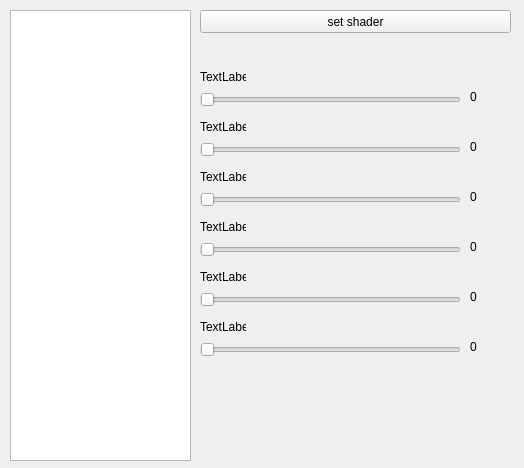
The window that Qtimp/qtform.ui (rubenmp8/max_nif_plugin-vs-2010) describes before a commit, drawn with Qt 5.
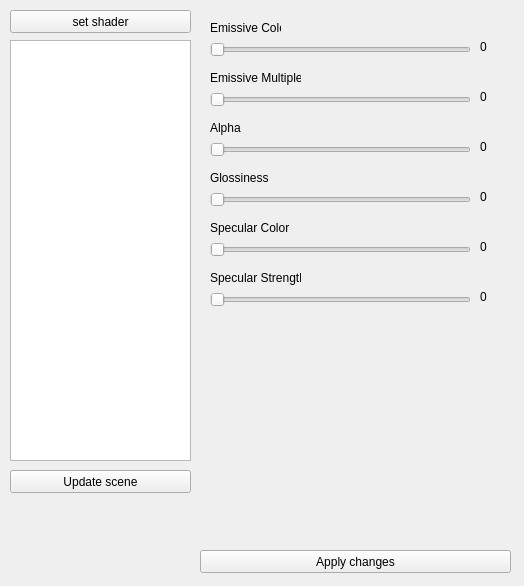
The same window after the commit.

```diff
--- a/Qtimp/qtform.ui
+++ b/Qtimp/qtform.ui
@@ -7,28 +7,28 @@
     <x>0</x>
     <y>0</y>
     <width>524</width>
-    <height>468</height>
+    <height>586</height>
    </rect>
   </property>
   <property name="windowTitle">
    <string>Form</string>
   </property>
-  <widget class="QListView" name="listView">
+  <widget class="QListWidget" name="listWidget">
    <property name="geometry">
     <rect>
      <x>10</x>
-     <y>10</y>
+     <y>40</y>
      <width>181</width>
-     <height>451</height>
+     <height>421</height>
     </rect>
    </property>
   </widget>
   <widget class="QPushButton" name="pushButton">
    <property name="geometry">
     <rect>
-     <x>200</x>
+     <x>10</x>
      <y>10</y>
-     <width>311</width>
+     <width>181</width>
      <height>23</height>
     </rect>
    </property>
@@ -39,8 +39,8 @@
   <widget class="QSlider" name="horizontalSlider">
    <property name="geometry">
     <rect>
-     <x>200</x>
-     <y>90</y>
+     <x>210</x>
+     <y>40</y>
      <width>261</width>
      <height>19</height>
     </rect>
@@ -52,8 +52,8 @@
   <widget class="QSlider" name="horizontalSlider_2">
    <property name="geometry">
     <rect>
-     <x>200</x>
-     <y>140</y>
+     <x>210</x>
+     <y>90</y>
      <width>261</width>
      <height>19</height>
     </rect>
@@ -65,8 +65,8 @@
   <widget class="QSlider" name="horizontalSlider_3">
    <property name="geometry">
     <rect>
-     <x>200</x>
-     <y>190</y>
+     <x>210</x>
+     <y>140</y>
      <width>261</width>
      <height>19</height>
     </rect>
@@ -78,8 +78,8 @@
   <widget class="QSlider" name="horizontalSlider_4">
    <property name="geometry">
     <rect>
-     <x>200</x>
-     <y>240</y>
+     <x>210</x>
+     <y>190</y>
      <width>261</width>
      <height>19</height>
     </rect>
@@ -91,8 +91,8 @@
   <widget class="QSlider" name="horizontalSlider_5">
    <property name="geometry">
     <rect>
-     <x>200</x>
-     <y>290</y>
+     <x>210</x>
+     <y>240</y>
      <width>261</width>
      <height>19</height>
     </rect>
@@ -104,8 +104,8 @@
   <widget class="QSlider" name="horizontalSlider_6">
    <property name="geometry">
     <rect>
-     <x>200</x>
-     <y>340</y>
+     <x>210</x>
+     <y>290</y>
      <width>261</width>
      <height>19</height>
     </rect>
@@ -117,8 +117,8 @@
   <widget class="QLabel" name="label">
    <property name="geometry">
     <rect>
-     <x>470</x>
-     <y>90</y>
+     <x>480</x>
+     <y>40</y>
      <width>46</width>
      <height>13</height>
     </rect>
@@ -130,8 +130,8 @@
   <widget class="QLabel" name="label_2">
    <property name="geometry">
     <rect>
-     <x>470</x>
-     <y>140</y>
+     <x>480</x>
+     <y>90</y>
      <width>46</width>
      <height>13</height>
     </rect>
@@ -143,8 +143,8 @@
   <widget class="QLabel" name="label_3">
    <property name="geometry">
     <rect>
-     <x>470</x>
-     <y>190</y>
+     <x>480</x>
+     <y>140</y>
      <width>46</width>
      <height>13</height>
     </rect>
@@ -156,8 +156,8 @@
   <widget class="QLabel" name="label_4">
    <property name="geometry">
     <rect>
-     <x>470</x>
-     <y>240</y>
+     <x>480</x>
+     <y>190</y>
      <width>46</width>
      <height>13</height>
     </rect>
@@ -169,8 +169,8 @@
   <widget class="QLabel" name="label_5">
    <property name="geometry">
     <rect>
-     <x>470</x>
-     <y>290</y>
+     <x>480</x>
+     <y>240</y>
      <width>46</width>
      <height>13</height>
     </rect>
@@ -182,8 +182,8 @@
   <widget class="QLabel" name="label_6">
    <property name="geometry">
     <rect>
-     <x>470</x>
-     <y>340</y>
+     <x>480</x>
+     <y>290</y>
      <width>46</width>
      <height>13</height>
     </rect>
@@ -195,79 +195,105 @@
   <widget class="QLabel" name="label_7">
    <property name="geometry">
     <rect>
-     <x>200</x>
-     <y>320</y>
-     <width>46</width>
-     <height>13</height>
-    </rect>
-   </property>
-   <property name="text">
-    <string>TextLabel</string>
-   </property>
-  </widget>
-  <widget class="QLabel" name="label_8">
-   <property name="geometry">
-    <rect>
-     <x>200</x>
+     <x>210</x>
      <y>270</y>
-     <width>46</width>
-     <height>13</height>
+     <width>91</width>
+     <height>16</height>
     </rect>
    </property>
    <property name="text">
-    <string>TextLabel</string>
+    <string>Specular Strength</string>
    </property>
   </widget>
   <widget class="QLabel" name="label_9">
    <property name="geometry">
     <rect>
-     <x>200</x>
+     <x>210</x>
      <y>220</y>
-     <width>46</width>
-     <height>13</height>
+     <width>131</width>
+     <height>16</height>
     </rect>
    </property>
    <property name="text">
-    <string>TextLabel</string>
+    <string>Specular Color</string>
    </property>
   </widget>
   <widget class="QLabel" name="label_10">
    <property name="geometry">
     <rect>
-     <x>200</x>
+     <x>210</x>
      <y>170</y>
-     <width>46</width>
-     <height>13</height>
+     <width>101</width>
+     <height>16</height>
     </rect>
    </property>
    <property name="text">
-    <string>TextLabel</string>
+    <string>Glossiness</string>
    </property>
   </widget>
   <widget class="QLabel" name="label_11">
    <property name="geometry">
     <rect>
-     <x>200</x>
+     <x>210</x>
      <y>120</y>
-     <width>46</width>
-     <height>13</height>
+     <width>111</width>
+     <height>16</height>
     </rect>
    </property>
    <property name="text">
-    <string>TextLabel</string>
+    <string>Alpha</string>
    </property>
   </widget>
   <widget class="QLabel" name="label_12">
    <property name="geometry">
     <rect>
-     <x>200</x>
+     <x>210</x>
      <y>70</y>
-     <width>46</width>
-     <height>13</height>
+     <width>91</width>
+     <height>16</height>
     </rect>
    </property>
    <property name="text">
-    <string>TextLabel</string>
+    <string>Emissive Multiple</string>
+   </property>
+  </widget>
+  <widget class="QLabel" name="label_12">
+   <property name="geometry">
+    <rect>
+     <x>210</x>
+     <y>20</y>
+     <width>71</width>
+     <height>16</height>
+    </rect>
+   </property>
+   <property name="text">
+    <string>Emissive Color</string>
+   </property>
+  </widget>
+  <widget class="QPushButton" name="pushButton_2">
+   <property name="geometry">
+    <rect>
+     <x>200</x>
+     <y>550</y>
+     <width>311</width>
+     <height>23</height>
+    </rect>
+   </property>
+   <property name="text">
+    <string>Apply changes</string>
+   </property>
+  </widget>
+  <widget class="QPushButton" name="pushButton_3">
+   <property name="geometry">
+    <rect>
+     <x>10</x>
+     <y>470</y>
+     <width>181</width>
+     <height>23</height>
+    </rect>
+   </property>
+   <property name="text">
+    <string>Update scene</string>
    </property>
   </widget>
  </widget>
```
Left out of the diff: 107 changed lines with no effect on the pictures.
